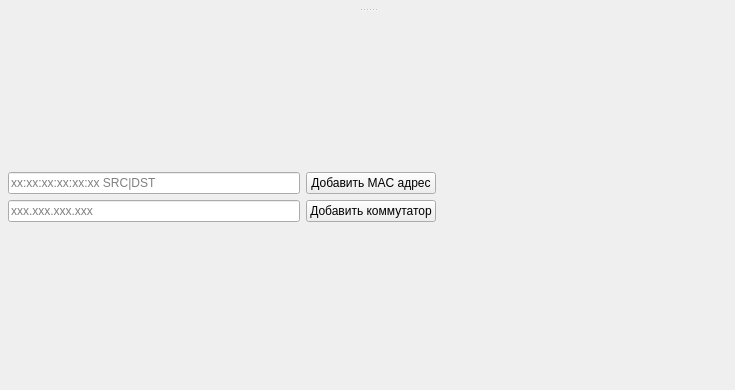
timerke/mikrotik_routers, file media/main_window.ui: the form before one commit.
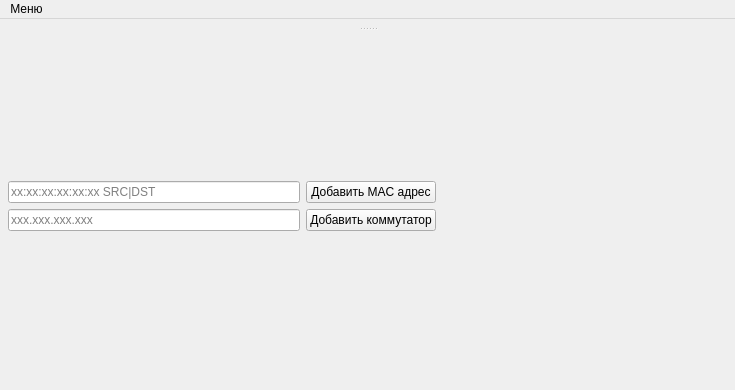
The form after the commit. Icons and pictures are not drawn.

What changed in the file:
```diff
--- a/media/main_window.ui
+++ b/media/main_window.ui
@@ -116,6 +116,13 @@
      <height>21</height>
     </rect>
    </property>
+   <widget class="QMenu" name="menu">
+    <property name="title">
+     <string>Меню</string>
+    </property>
+    <addaction name="action_router_params"/>
+   </widget>
+   <addaction name="menu"/>
   </widget>
  </widget>
  <resources/>
```
Left out of the diff: 9 changed lines with no effect on the pictures.
